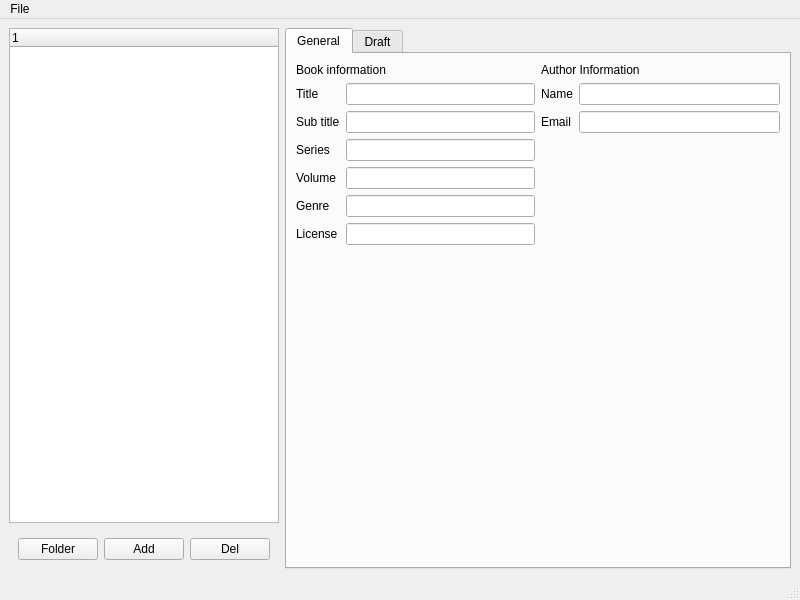
First picture: the form in mainwindow.ui, repository NovelLab/sms-editor1, before the edit.
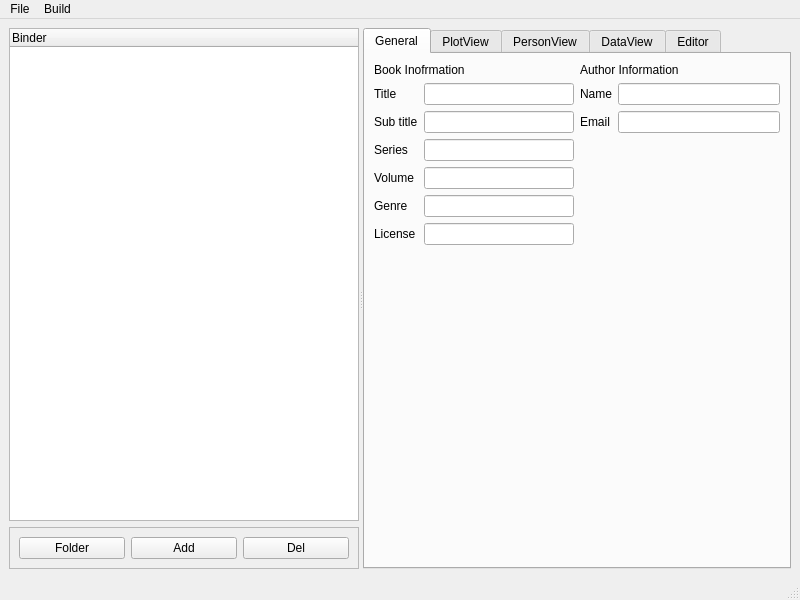
Second picture: the form after the edit. Custom widgets are drawn as their Qt base class.

What changed in the file:
```diff
--- a/mainwindow.ui
+++ b/mainwindow.ui
@@ -14,21 +14,32 @@
    <string>MainWindow</string>
   </property>
   <widget class="QWidget" name="centralwidget">
-   <layout class="QHBoxLayout" name="horizontalLayout">
+   <layout class="QHBoxLayout" name="horizontalLayout_2">
     <item>
+     <widget class="QSplitter" name="splitter">
+      <property name="orientation">
+       <enum>Qt::Horizontal</enum>
+      </property>
+      <widget class="QWidget" name="verticalLayoutWidget">
      <layout class="QVBoxLayout" name="verticalLayout">
       <item>
-       <widget class="OutlineTree" name="outlineTreeWidget">
+         <widget class="TreeView" name="treeView">
         <column>
          <property name="text">
-          <string notr="true">1</string>
+            <string notr="true">Binder</string>
          </property>
         </column>
        </widget>
       </item>
       <item>
        <widget class="QFrame" name="frame">
-        <layout class="QHBoxLayout" name="horizontalLayout_4">
+          <property name="frameShape">
+           <enum>QFrame::StyledPanel</enum>
+          </property>
+          <property name="frameShadow">
+           <enum>QFrame::Raised</enum>
+          </property>
+          <layout class="QHBoxLayout" name="horizontalLayout">
          <item>
           <widget class="QPushButton" name="btnFolder">
            <property name="text">
@@ -54,9 +65,8 @@
        </widget>
       </item>
      </layout>
-    </item>
-    <item>
-     <widget class="QTabWidget" name="mainTabWidget">
+      </widget>
+      <widget class="TabView" name="tabView">
       <property name="currentIndex">
        <number>0</number>
       </property>
@@ -64,16 +74,9 @@
        <attribute name="title">
         <string>General</string>
        </attribute>
-       <layout class="QHBoxLayout" name="horizontalLayout_2">
+        <layout class="QHBoxLayout" name="horizontalLayout_3">
         <item>
          <layout class="QFormLayout" name="formLayout">
-          <item row="0" column="0" colspan="2">
-           <widget class="QLabel" name="labelBookInfo">
-            <property name="text">
-             <string>Book information</string>
-            </property>
-           </widget>
-          </item>
           <item row="1" column="0">
            <widget class="QLabel" name="labelBook_title">
             <property name="text">
@@ -82,7 +85,14 @@
            </widget>
           </item>
           <item row="1" column="1">
-           <widget class="QLineEdit" name="lineBook_title"/>
+            <widget class="QLineEdit" name="lineTitle"/>
+           </item>
+           <item row="0" column="0" colspan="2">
+            <widget class="QLabel" name="label">
+             <property name="text">
+              <string>Book Inofrmation</string>
+             </property>
+            </widget>
           </item>
           <item row="2" column="0">
            <widget class="QLabel" name="labelBook_subtitle">
@@ -137,7 +147,7 @@
          </layout>
         </item>
         <item>
-         <layout class="QFormLayout" name="formLayout_3">
+          <layout class="QFormLayout" name="formLayout_2">
           <item row="1" column="0">
            <widget class="QLabel" name="labelAuthor_name">
             <property name="text">
@@ -145,13 +155,6 @@
             </property>
            </widget>
           </item>
-          <item row="2" column="0">
-           <widget class="QLabel" name="labelAuthor_email">
-            <property name="text">
-             <string>Email</string>
-            </property>
-           </widget>
-          </item>
           <item row="1" column="1">
            <widget class="QLineEdit" name="lineAuthor_name"/>
           </item>
@@ -162,6 +165,13 @@
             </property>
            </widget>
           </item>
+           <item row="2" column="0">
+            <widget class="QLabel" name="label_10">
+             <property name="text">
+              <string>Email</string>
+             </property>
+            </widget>
+           </item>
           <item row="2" column="1">
            <widget class="QLineEdit" name="lineAuthor_email"/>
           </item>
@@ -169,18 +179,46 @@
         </item>
        </layout>
       </widget>
-      <widget class="QWidget" name="tabDraft">
+       <widget class="QWidget" name="tabPlotView">
        <attribute name="title">
-        <string>Draft</string>
-       </attribute>
-       <layout class="QHBoxLayout" name="horizontalLayout_3">
+         <string>PlotView</string>
+        </attribute>
+        <layout class="QVBoxLayout" name="verticalLayout_3">
         <item>
-         <widget class="CardView" name="draftTableView"/>
-        </item>
+          <widget class="PlotView" name="plotView"/>
+         </item>
+        </layout>
+       </widget>
+       <widget class="QWidget" name="tabPersonView">
+        <attribute name="title">
+         <string>PersonView</string>
+        </attribute>
+        <layout class="QVBoxLayout" name="verticalLayout_5">
         <item>
-         <widget class="QTextEdit" name="textEdit"/>
-        </item>
-       </layout>
+          <widget class="PersonView" name="personView"/>
+         </item>
+        </layout>
+       </widget>
+       <widget class="QWidget" name="tabDataView">
+        <attribute name="title">
+         <string>DataView</string>
+        </attribute>
+        <layout class="QVBoxLayout" name="verticalLayout_4">
+         <item>
+          <widget class="DataView" name="dataView"/>
+         </item>
+        </layout>
+       </widget>
+       <widget class="QWidget" name="tabEditor">
+        <attribute name="title">
+         <string>Editor</string>
+        </attribute>
+        <layout class="QVBoxLayout" name="verticalLayout_2">
+         <item>
+          <widget class="TextEdit" name="textEdit"/>
+         </item>
+        </layout>
+       </widget>
       </widget>
      </widget>
     </item>
@@ -201,7 +239,14 @@
     </property>
     <addaction name="actionQuit"/>
    </widget>
+   <widget class="QMenu" name="menuBuild">
+    <property name="title">
+     <string>Build</string>
+    </property>
+    <addaction name="actionCompile"/>
+   </widget>
    <addaction name="menuFile"/>
+   <addaction name="menuBuild"/>
   </widget>
   <widget class="QStatusBar" name="statusbar"/>
   <action name="actionQuit">
@@ -215,14 +260,35 @@
  </widget>
  <customwidgets>
   <customwidget>
-   <class>CardView</class>
-   <extends>QTableView</extends>
-   <header>cardview.h</header>
+   <class>TextEdit</class>
+   <extends>QTextEdit</extends>
+   <header>editor/textedit.h</header>
   </customwidget>
   <customwidget>
-   <class>OutlineTree</class>
+   <class>TabView</class>
+   <extends>QTabWidget</extends>
+   <header>views/tabview.h</header>
+   <container>1</container>
+  </customwidget>
+  <customwidget>
+   <class>TreeView</class>
    <extends>QTreeWidget</extends>
-   <header>outlinetree.h</header>
+   <header>views/treeview.h</header>
+  </customwidget>
+  <customwidget>
+   <class>PlotView</class>
+   <extends>QTableView</extends>
+   <header>views/plotview.h</header>
+  </customwidget>
+  <customwidget>
+   <class>DataView</class>
+   <extends>QTableView</extends>
+   <header>views/dataview.h</header>
+  </customwidget>
+  <customwidget>
+   <class>PersonView</class>
+   <extends>QTableView</extends>
+   <header>views/personview.h</header>
   </customwidget>
  </customwidgets>
  <resources/>
```
Left out of the diff: 58 changed lines with no effect on the pictures. Lines whose indentation alone changed are shown as unchanged.
